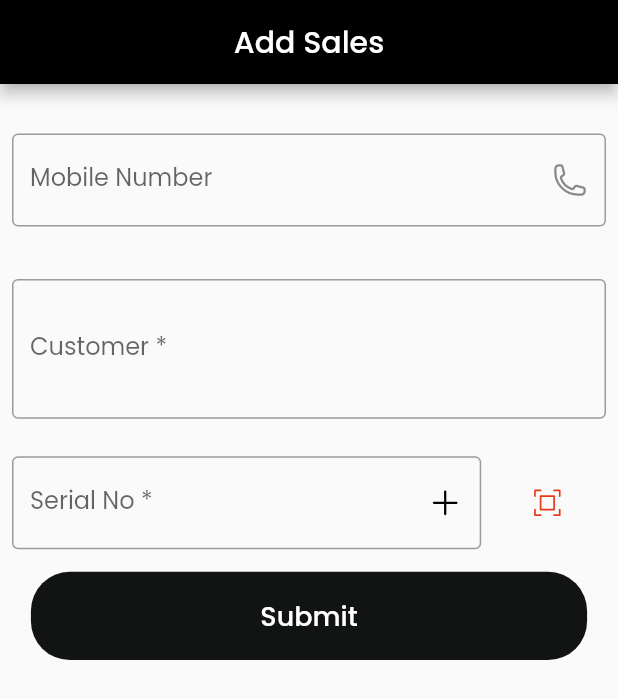
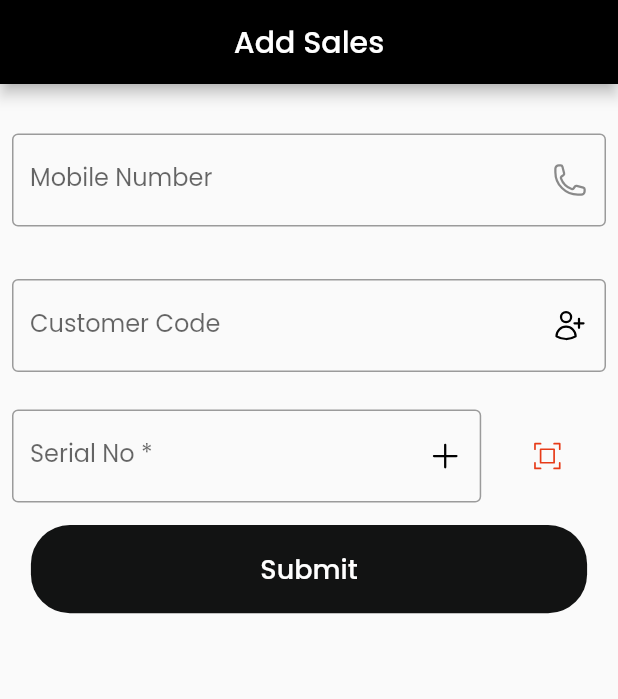
Before and after one commit to thirvusoft/sam_pos, a Flutter app: the Homepage screen opened by its route, on a phone screen of 412 x 824 dp. Shown: the top 699 px of the screen. Run offline on Flutter 3.47's test engine with Material 2 defaults, Android fonts, the light colour scheme and no system bars; our stand-ins replace flutter_dotenv, flutter_phosphor_icons, get, google_fonts, heroicons, loading_animation_widget and 1 more; missing offline and left inert: qr_code_scanner; accounts and stored records are empty; network calls fail.

Commit message:
add icon in decoration

```diff
--- a/lib/Pages/home_page.dart
+++ b/lib/Pages/home_page.dart
@@ -18,7 +18,6 @@ import '../widgets/snackbar.dart';
 import 'package:intl/intl.dart';
 
 import '../widgets/customer_popup.dart';
-
 
 class Homepage extends StatefulWidget {
   const Homepage({Key? key}) : super(key: key);
@@ -130,17 +129,16 @@ class _HomepageState extends State<Homepage> {
                     },
                     decoration: InputDecoration(
                       border: const OutlineInputBorder(),
-                      counterText: '',
-
-
-                      suffix: IconButton(
+                      suffixIcon: IconButton(
                         onPressed: () {
                           showPopup(context);
                         },
-                        icon: const HeroIcon(HeroIcons.calendar),
-                        color: Colors.black,
+                        icon: const HeroIcon(
+                          HeroIcons.userPlus,
+                          color: Colors.black,
+                        ),
                       ),
-                      labelText: "Customer *",
+                      labelText: "Customer Code",
                     ),
                   ),
                   const SizedBox(
@@ -344,5 +342,4 @@ class _HomepageState extends State<Homepage> {
     print("ttemepejejjejj");
     serialno_.empty();
   }
-
 }
```
